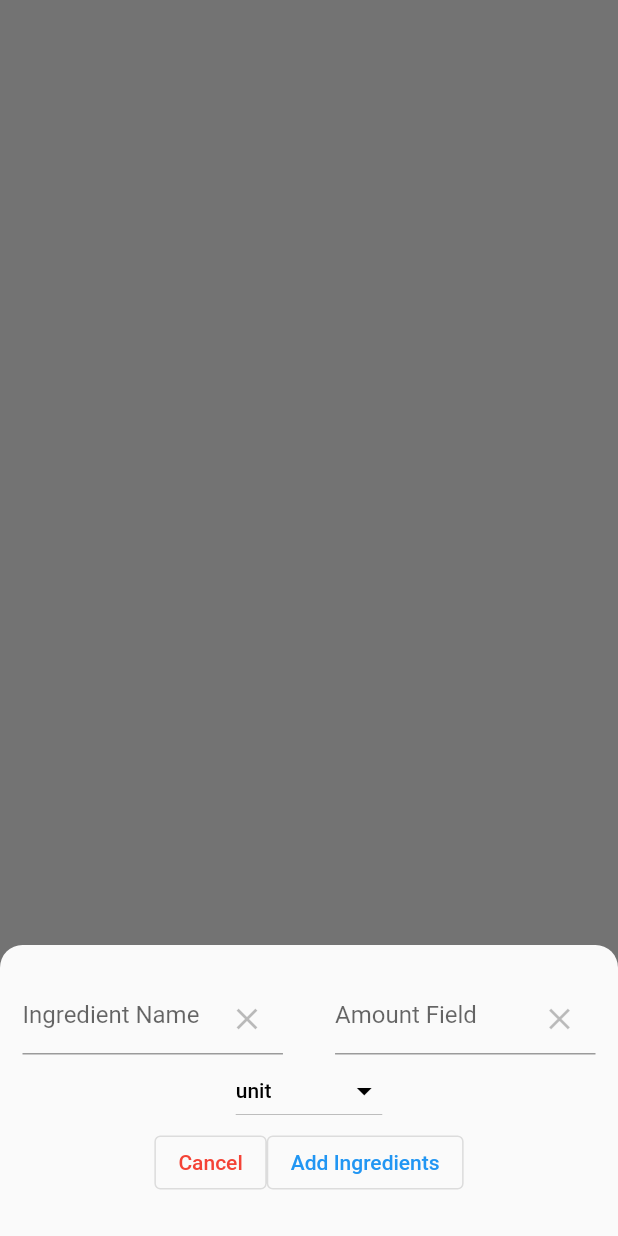
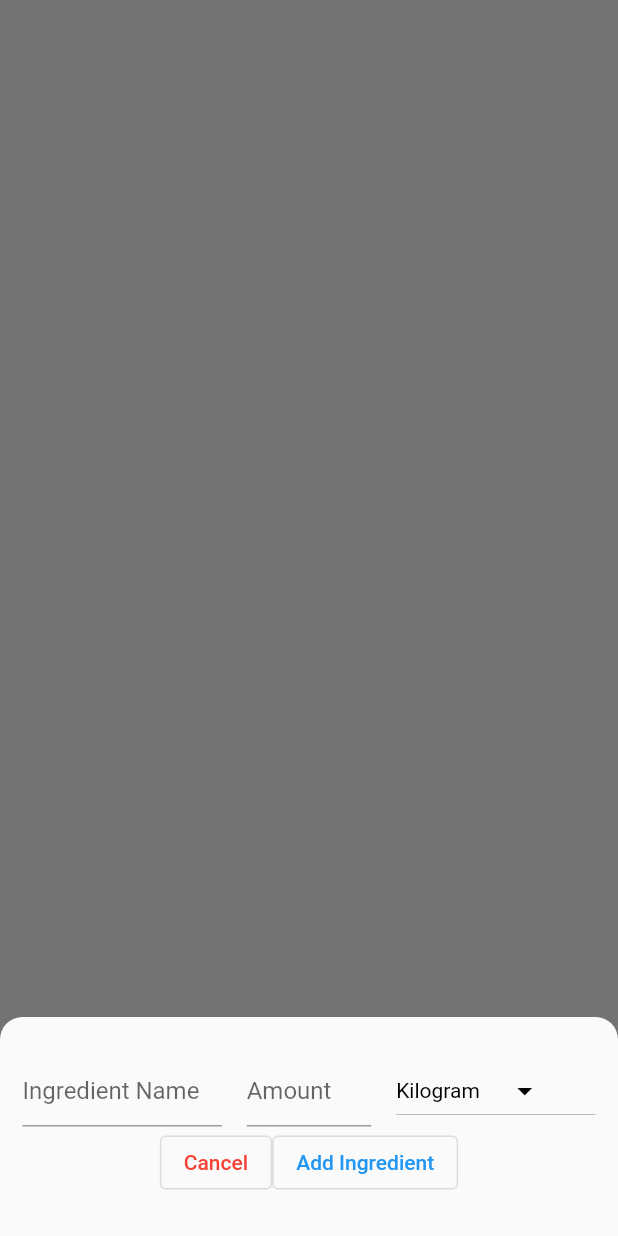
Before and after one commit to MohammadKN/recipes, a Flutter app: what showBottomSheet() shows on an empty page, opened directly, after a tap on "Add Ingredients", on a phone screen of 412 x 824 dp. Run offline on Flutter 3.47's test engine with Material 2 defaults, Android fonts, the phone set to English and light mode, and no system bars; our stand-ins replace get, hive, hive_flutter; accounts and stored records are empty.

Commit message:
Fixed ingredients adding bug

```diff
--- a/lib/functions.dart
+++ b/lib/functions.dart
@@ -47,9 +47,13 @@ Future<void> addRecipe (BuildContext context, String name, String description, S
 
 
 
+void deleteIng (String key) {
+  IngBox.delete(key);
+}
+
 Future<void> addIng (BuildContext context, String name, double amount, String unit) async {
   if (name != ""&&amount != ""&&unit != "") {
-    IngBox.put(name, Ingredient(name: name, amount: amount, unit: unit, ));
+    IngBox.put(name, Ingredient(name: name, amount: amount, unit: unit));
 
     nameCont.text = "";descriptionCont.text = "";
     categoryCont.text = "";idCont.text = "";
--- a/lib/main.dart
+++ b/lib/main.dart
@@ -15,7 +15,7 @@ var unitCont = TextEditingController();
 var categoryCont = TextEditingController();
 var nameCont = TextEditingController();
 var idCont = TextEditingController();
-List<String> units = ['Cup', 'TableSpoon', 'Spoon', 'Liter',
+List<String> units = ['Cup', 'TableSpoon', 'Spoon', 'Liter', 'Pinch',
                         'MilliLiter', 'Packet', 'Kilogram','Gram'];
 List recipesArr = [];
 List<Ingredient> ingredientsArr = [];
--- a/lib/widgets/custom_widgets.dart
+++ b/lib/widgets/custom_widgets.dart
@@ -37,7 +37,7 @@ Widget AddIngField() {
 
 bool addingIng = false;
 bool _Field = false;
-Color _clearBtnColor = Colors.black26;
+String dropdownValue = 'Kilogram';
 void showBottomSheet(BuildContext context) => showModalBottomSheet(
     //enableDrag: true,
     isScrollControlled: true,
@@ -45,7 +45,6 @@ void showBottomSheet(BuildContext context) => showModalBottomSheet(
     shape: RoundedRectangleBorder(borderRadius: BorderRadius.vertical(top: Radius.circular(15))),
     builder: (_) {
       return StatefulBuilder(builder: (BuildContext ctx, StateSetter setModalState) {
-        var dropdownValue;
         return Container(
           padding: EdgeInsets.symmetric(horizontal: 15, vertical: 25),
           child: Column(
@@ -101,77 +100,56 @@ void showBottomSheet(BuildContext context) => showModalBottomSheet(
                   },
                   child: Text('Add Ingredients')),
               if (addingIng == true)
+                Wrap(
+                  alignment: WrapAlignment.start,
+                  spacing: 6,
+                  runSpacing: -8,
+                  children: IngBox.values.map((item) => IngChip(setModalState,
+                      "https://cdn.loveandlemons.com/wp-content/uploads/2020/03/how-to-cook-rice.jpg"
+                      ,item.name, item.amount.toString(), item.unit )).toList().cast<Widget>(),
+                  //
+
+                ),
+              if (addingIng == true)
                 Container(
                   width: MediaQuery.of(ctx).size.width,
                   child: Row(
+                    mainAxisAlignment: MainAxisAlignment.center,
                     mainAxisSize: MainAxisSize.min,
                     children: [
                       Expanded(
-                        flex: 10,
+                        flex: 8,
                         child: TextField(
                           controller: IngSearchCont,
                           textInputAction: TextInputAction.next,
                           key: Key("Ingredient Name Field"),
                           decoration: InputDecoration(
                             hintText: 'Ingredient Name',
-                            suffixIcon: IconButton(
-                              onPressed: () {
-                                setModalState(() {
-                                  _Field = false;
-                                  addingIng = false;
-                                  IngSearchCont.clear();
-                                });
-                              },
-                              icon: Icon(
-                                Icons.clear,
-                                color: _clearBtnColor,
-                              ),
-                            ),
                           ),
                           onEditingComplete: () {
                             setModalState(() {
-                              var s = 5;
                             });
                           },
                         ),
                       ),
-                      Spacer(flex: 2),
+                      Spacer(flex: 1),
                       Expanded(
-                        flex: 10,
+                        flex: 5,
                         child: TextField(
                           controller: amountCont,
                           keyboardType: TextInputType.number,
                           textInputAction: TextInputAction.next,
                           key: Key('Amount Field'),
                           decoration: InputDecoration(
-                            hintText: 'Amount Field',
-                            suffixIcon: IconButton(
-                              onPressed: () {
-                                setModalState(() {
-                                  _Field = false;
-                                  addingIng = false;
-                                  IngSearchCont.clear();
-                                });
-                              },
-                              icon: Icon(
-                                Icons.clear,
-                                color: _clearBtnColor,
+                            hintText: 'Amount',
+
                           ),
                         ),
                       ),
-                          onTap: () => addingIng = true,
-                          onEditingComplete: () {
-                            setModalState(() {
-                              var s = 5;
-                            });
-                          },
-                        ),
-                      ),
-                    ],
-                  ),
-                ),
-              if (addingIng == true)
-                DropdownButton<String>(
+                      Spacer(flex: 1),
+                      Expanded(
+                        flex: 8,
+                        child: DropdownButton<String>(
                           focusColor: Colors.white,
                           value: dropdownValue,
                           //elevation: 5,
@@ -187,7 +165,7 @@ void showBottomSheet(BuildContext context) => showModalBottomSheet(
                             );
                           }).toList(),
                           hint: Text(
-                    dropdownValue??"unit",
+                            dropdownValue,
                             style: TextStyle(color: Colors.black, fontSize: 14, fontWeight: FontWeight.w500),
                           ),
                           onChanged: (String? value) {
@@ -195,6 +173,10 @@ void showBottomSheet(BuildContext context) => showModalBottomSheet(
                               dropdownValue = value!;
                             });
                           },
+                        ),
+                      ),
+                    ],
+                  ),
                 ),
               if (_Field == true)
                 Row(
@@ -220,19 +202,14 @@ void showBottomSheet(BuildContext context) => showModalBottomSheet(
                         onPressed: () {
                           print("0");
                           setModalState(() {
-                            addIng(ctx, IngSearchCont.text, int.parse(amountCont.text.toString()).toDouble(), dropdownValue.toString());
+                            addIng(ctx, IngSearchCont.text, double.parse(amountCont.text.toString()).toDouble()
+                                ,dropdownValue.toString());
+
                             print("1");
                           });
                         },
-                        child: Text('Add Ingredients')
+                        child: Text('Add Ingredient')
                     ),
-                  ],
-                ),
-              Wrap(
-                spacing: 6.0,
-                runSpacing: 6.0,
-                children: [
-                  // IngChip(setModalState, IngSearchCont.text, amountCont.text, dropdownValue.toString()),
                   ],
                 ),
               if (addingIng == false)
@@ -250,12 +227,13 @@ void showBottomSheet(BuildContext context) => showModalBottomSheet(
       });
     });
 
-Widget IngChip(StateSetter setModalState, String content, String amount, String unit) {
+Widget IngChip(StateSetter setModalState,String imagePath, String content, String amount, String unit) {
   return GestureDetector(
+    onLongPress: () => setModalState(()=>deleteIng(content)),
     child: Chip(
       avatar: CircleAvatar(
+        foregroundImage: NetworkImage(imagePath),
         foregroundColor: Colors.blueAccent,
-        child: Text(content.characters.first),
       ),
       label: Text(content),
       backgroundColor: Colors.grey[300],
--- a/pubspec.yaml
+++ b/pubspec.yaml
@@ -17,6 +17,7 @@ dependencies:
   get: ^4.3.8
   hive: ^2.0.4
   hive_flutter: ^1.1.0
+  dropdown_search: ^2.0.1
 
 dev_dependencies:
   flutter_test:
```
Also changed, not shown: pubspec.lock. Lines whose indentation alone changed are shown as unchanged.
